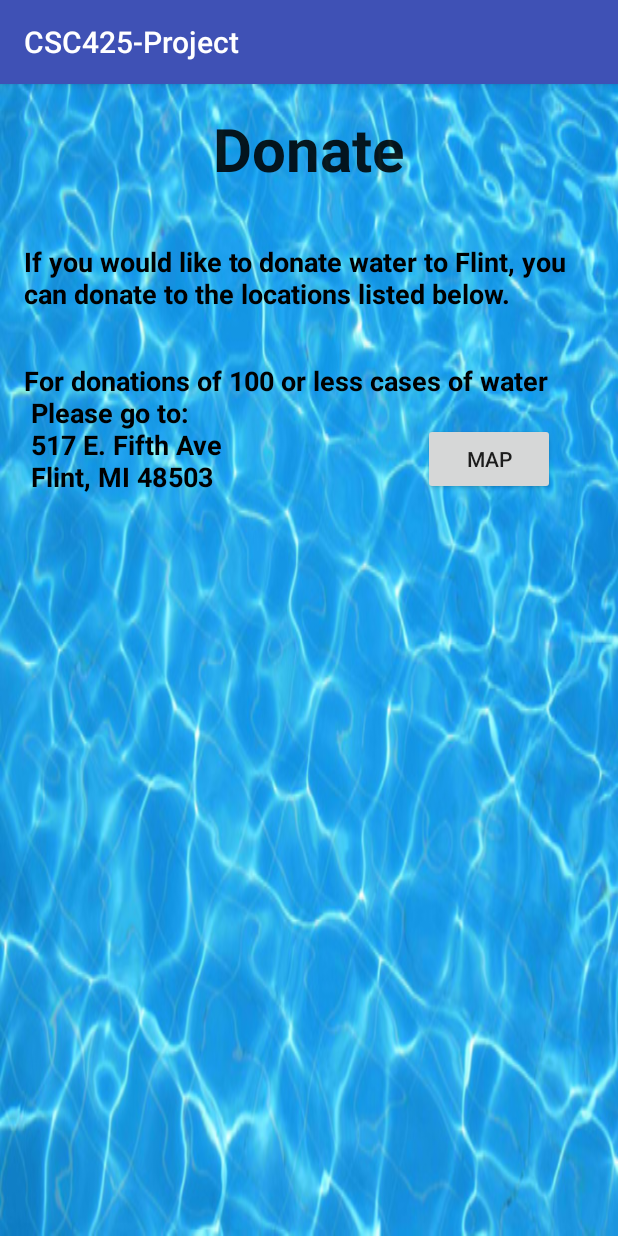
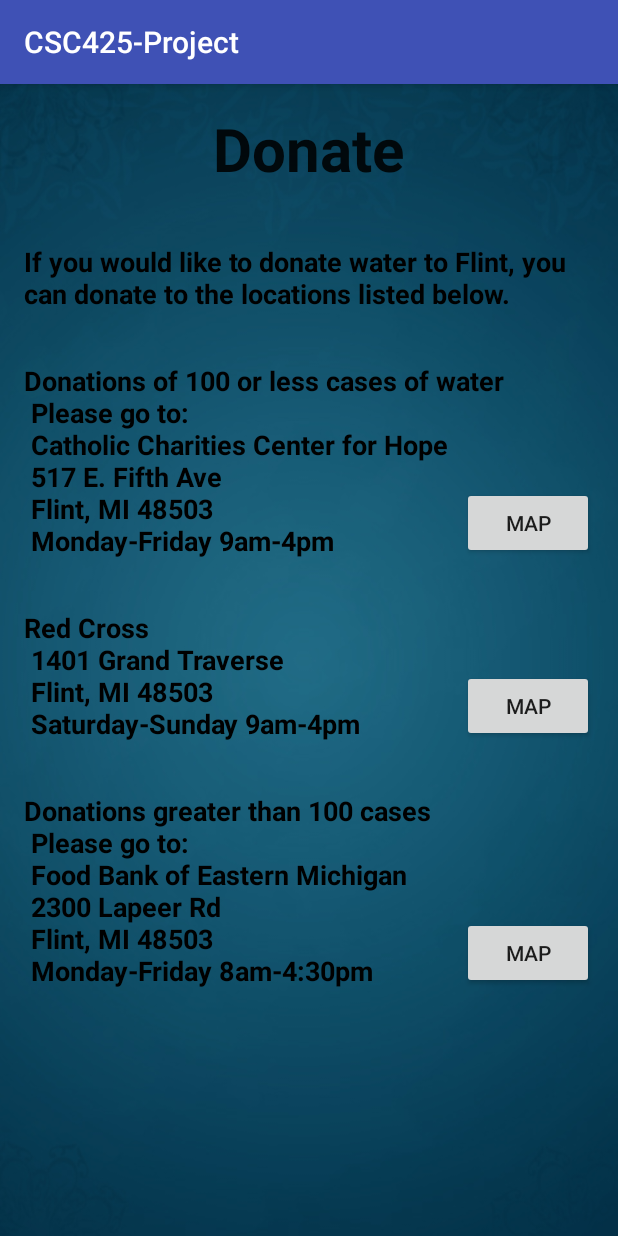
Before and after one commit to afelete/CSC425-Project, an Android app: the Donate screen opened directly, with no data from a screen before it, on a phone screen of 412 x 824 dp. Run offline under Robolectric (Android 15) with nearby library versions, the phone set to English and light mode, and no system bars.

Commit message:
More Donate page work. Made page scrollable. Changed background

```diff
--- a/app/src/main/res/layout/activity_donate.xml
+++ b/app/src/main/res/layout/activity_donate.xml
@@ -1,5 +1,5 @@
 <?xml version="1.0" encoding="utf-8"?>
-<RelativeLayout xmlns:android="http://schemas.android.com/apk/res/android"
+<ScrollView xmlns:android="http://schemas.android.com/apk/res/android"
     xmlns:tools="http://schemas.android.com/tools"
     android:layout_width="match_parent"
     android:layout_height="match_parent"
@@ -9,6 +9,14 @@
     android:paddingRight="@dimen/activity_horizontal_margin"
     android:paddingTop="@dimen/activity_vertical_margin"
     tools:context="com.team1.csc425_project.Donate">
+
+
+    <RelativeLayout xmlns:android="http://schemas.android.com/apk/res/android"
+        xmlns:tools="http://schemas.android.com/tools"
+        android:layout_width="match_parent"
+        android:layout_height="wrap_content"
+
+        tools:context="com.team1.csc425_project.Donate">
 
     <TextView
         android:layout_width="wrap_content"
@@ -40,7 +48,7 @@
         android:layout_height="wrap_content"
         android:textAppearance="?android:attr/textAppearanceMedium"
         android:text="@string/DonateLoc1Text"
-        android:id="@+id/DonateLoc1Text"
+        android:id="@+id/donateLoc1Text"
         android:layout_below="@+id/donatePageIntroText"
         android:layout_alignParentLeft="true"
         android:layout_alignParentStart="true"
@@ -53,8 +61,55 @@
         android:layout_height="wrap_content"
         android:text="@string/DonateMapButton1"
         android:id="@+id/donateMapButton1"
-        android:layout_alignBottom="@+id/DonateLoc1Text"
-        android:layout_alignRight="@+id/DonateLoc1Text"
-        android:layout_alignEnd="@+id/DonateLoc1Text" />
+        android:layout_alignBottom="@+id/donateLoc1Text"
+        android:layout_alignParentRight="true"
+        android:layout_alignParentEnd="true" />
 
-</RelativeLayout>
+    <TextView
+        android:layout_width="wrap_content"
+        android:layout_height="wrap_content"
+        android:textAppearance="?android:attr/textAppearanceMedium"
+        android:text="@string/DonateLoc2Text"
+        android:id="@+id/donateLoc2Text"
+        android:layout_marginTop="33dp"
+        android:textStyle="bold"
+        android:textColor="#000000"
+        android:layout_below="@+id/donateLoc1Text"
+        android:layout_alignParentLeft="true"
+        android:layout_alignParentStart="true" />
+
+    <Button
+        android:layout_width="wrap_content"
+        android:layout_height="wrap_content"
+        android:text="@string/DonateMapButton2"
+        android:id="@+id/donateMapButton2"
+        android:layout_alignBottom="@+id/donateLoc2Text"
+        android:layout_alignLeft="@+id/donateMapButton1"
+        android:layout_alignStart="@+id/donateMapButton1" />
+
+    <TextView
+        android:layout_width="wrap_content"
+        android:layout_height="wrap_content"
+        android:textAppearance="?android:attr/textAppearanceMedium"
+        android:text="@string/DonateLoc3Text"
+        android:id="@+id/donateLoc3Text"
+        android:layout_below="@+id/donateLoc2Text"
+        android:layout_alignParentLeft="true"
+        android:layout_alignParentStart="true"
+        android:layout_marginTop="33dp"
+        android:textStyle="bold"
+        android:textColor="#000000" />
+
+    <Button
+        android:layout_width="wrap_content"
+        android:layout_height="wrap_content"
+        android:text="@string/DonateMapButton3"
+        android:id="@+id/donateMapButton3"
+        android:layout_alignBottom="@+id/donateLoc3Text"
+        android:layout_alignLeft="@+id/donateMapButton2"
+        android:layout_alignStart="@+id/donateMapButton2" />
+
+
+    </RelativeLayout>
+
+</ScrollView>
--- a/app/src/main/res/values/strings.xml
+++ b/app/src/main/res/values/strings.xml
@@ -10,9 +10,17 @@
     <string name="DonatePageIntroText">
             If you would like to donate water to Flint, you can donate to the
             locations listed below.</string>
-    <string name="DonateLoc1Text">For donations of 100 or less cases of water
-            \n Please go to: \n 517 E. Fifth Ave \n Flint, MI 48503</string>
+    <string name="DonateLoc1Text">Donations of 100 or less cases of water
+            \n Please go to: \n Catholic Charities Center for Hope \n 517 E. Fifth Ave
+            \n Flint, MI 48503 \n Monday-Friday 9am-4pm</string>
     <string name="DonateMapButton1">MAP</string>
+    <string name="DonateLoc2Text">Red Cross \n 1401 Grand Traverse \n Flint, MI 48503
+            \n Saturday-Sunday 9am-4pm</string>
+    <string name="DonateMapButton2">MAP</string>
+    <string name="DonateLoc3Text">Donations greater than 100 cases
+            \n Please go to: \n Food Bank of Eastern Michigan \n 2300 Lapeer Rd
+            \n Flint, MI 48503 \n Monday-Friday 8am-4:30pm</string>
+    <string name="DonateMapButton3">MAP</string>
 
 
 </resources>
```
Also changed, not shown: app/src/main/res/drawable/bg.jpg.
